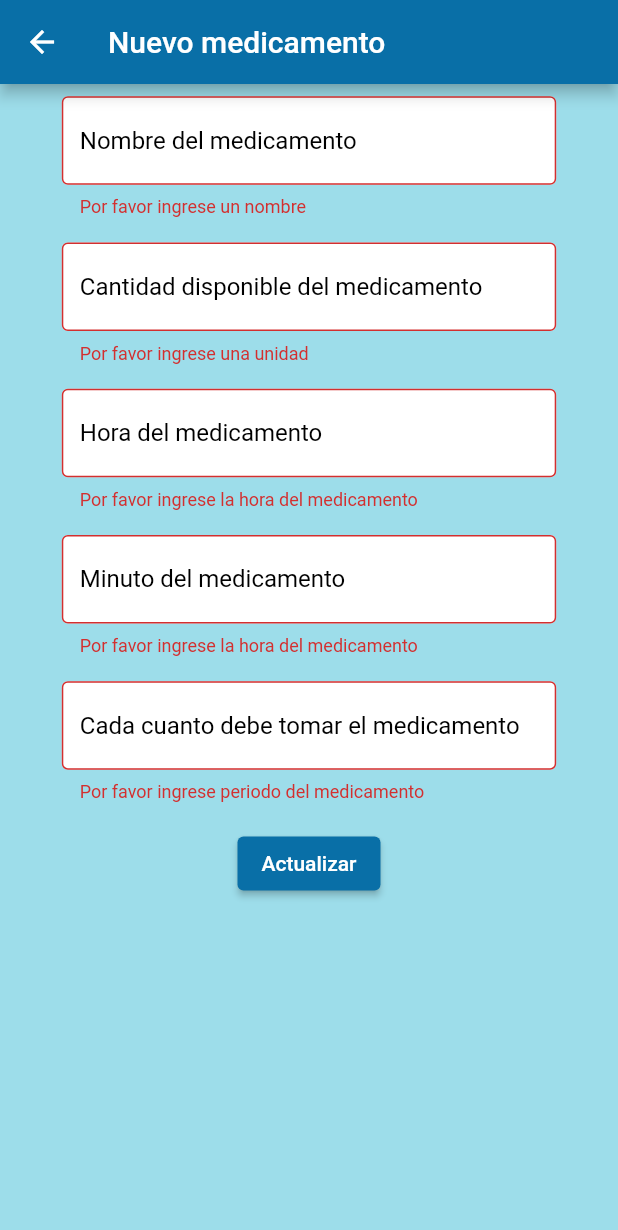
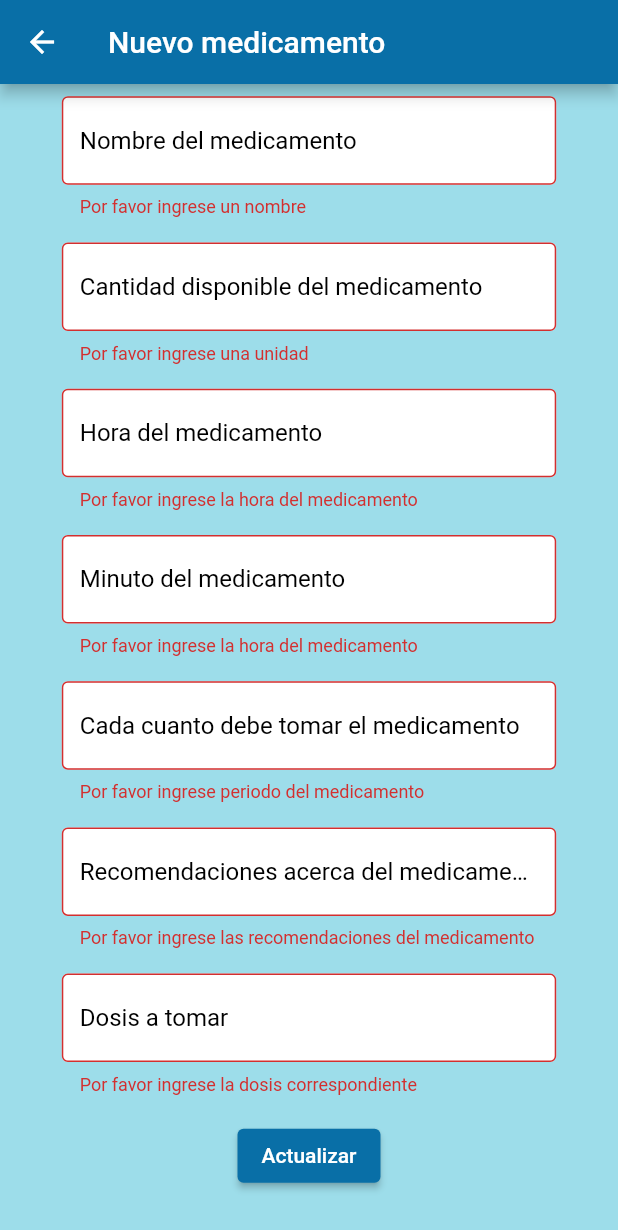
Before and after one commit to Dlondono/mediminder, a Flutter app: the SettingsForm screen opened directly with empty values, scrolled down 56 dp, after a tap on "Actualizar", on a phone screen of 412 x 824 dp. Shown: the top 1230 px of the screen. Run offline on Flutter 3.47's test engine with Material 2 defaults, Android fonts, the phone set to English and light mode, and no system bars; our stand-ins replace cloud_firestore, firebase_auth, firebase_core, flutter_local_notifications, flutter_native_timezone, sizer and 1 more; missing offline and left inert: slide_digital_clock; accounts and stored records are empty.

```diff
--- a/lib/models/medicamento.dart
+++ b/lib/models/medicamento.dart
@@ -5,7 +5,10 @@ class Medicamento{
   final int hora;
   final int minuto;
   final int periodo;
+  final String recomendacion;
+  final int dosis;
 
-  Medicamento({this.medicamentoNombre,this.idPaciente,this.cantidad,this.hora,this.minuto,this.periodo});
+
+  Medicamento({this.medicamentoNombre,this.idPaciente,this.cantidad,this.hora,this.minuto,this.periodo, this.recomendacion, this.dosis});
 
 }
--- a/lib/screens/home/settings_form.dart
+++ b/lib/screens/home/settings_form.dart
@@ -27,6 +27,8 @@ class _SettingsFormState extends State<SettingsForm> {
   String _currentHora;
   String _currentCantidad;
   String _currentMinuto;
+  String _currentRecomendacion;
+  String _currentDosis;
 
   @override
   Widget build(BuildContext context) {
@@ -104,6 +106,24 @@ class _SettingsFormState extends State<SettingsForm> {
                                 onChanged: (val) => setState(() => _currentPeriodo = val),
                               ),
                               SizedBox(height: 2.0.h),
+                              TextFormField(
+                                decoration: textInputDecoraton.copyWith(hintText: "Recomendaciones acerca del medicamento"),
+                                validator: (val) =>
+                                val.isEmpty
+                                    ? "Por favor ingrese las recomendaciones del medicamento"
+                                    : null,
+                                onChanged: (val) => setState(() => _currentRecomendacion = val),
+                              ),
+                              SizedBox(height: 2.0.h),
+                              TextFormField(
+                                decoration: textInputDecoraton.copyWith(hintText: "Dosis a tomar"),
+                                validator: (val) =>
+                                val.isEmpty
+                                    ? "Por favor ingrese la dosis correspondiente"
+                                    : null,
+                                onChanged: (val) => setState(() => _currentDosis = val),
+                              ),
+                              SizedBox(height: 2.0.h),
                               ElevatedButton(
                                   style: ButtonStyle(
                                     backgroundColor: MaterialStateProperty.all(Color.fromRGBO(9, 111, 167, 50)),
@@ -116,7 +136,7 @@ class _SettingsFormState extends State<SettingsForm> {
                                   onPressed: () async {
                                     if(_formKey.currentState.validate()){
                                       await DatabaseService()
-                                          .addMedicine(_currentName,_paciente.idPaciente,_currentCantidad,_currentHora,_currentMinuto,_currentPeriodo);
+                                          .addMedicine(_currentName,_paciente.idPaciente,_currentCantidad,_currentHora,_currentMinuto,_currentPeriodo, _currentRecomendacion, _currentDosis);
                                       Navigator.pop(context);
                                     }
                                   }
--- a/lib/services/database.dart
+++ b/lib/services/database.dart
@@ -20,7 +20,7 @@ class DatabaseService{
     });
   }
 
-  Future addMedicine(String medicina,String id, String cantidad, String hora,  String minuto, String periodo) async{
+  Future addMedicine(String medicina,String id, String cantidad, String hora,  String minuto, String periodo, String recomendacion, String dosis) async{
     return await coleccionMedicamentos.add({
       "medicamentoNombre": medicina,
       "idPaciente": id,
@@ -28,6 +28,8 @@ class DatabaseService{
       "hora": int.parse(hora),
       "minuto":int.parse(minuto),
       "periodo": int.parse(periodo),
+      "recomendacion": recomendacion,
+      "dosis": int.parse(dosis),
     });
   }
 
@@ -52,6 +54,8 @@ class DatabaseService{
         hora: doc.data()['hora'] ?? "",
         minuto: doc.data()['minuto'] ?? "",
         periodo: doc.data()['periodo'] ?? "",
+        recomendacion: doc.data()['recomendacion'] ?? "",
+        dosis: doc.data()['dosis'] ?? "",
       );
     }).toList();
   }
@@ -93,6 +97,8 @@ class DatabaseService{
         hora: snapshot.data()['hora'],
         minuto: snapshot.data()['minuto'],
         periodo: snapshot.data()['periodo'],
+        recomendacion: snapshot.data()['recomendacion'],
+        dosis: snapshot.data()['dosis'],
     );
   }
 
```
Also changed, not shown: lib/screens/home/disenoMedicamento.dart (+17 -3 lines), lib/services/local_noti.dart (+6 -7 lines).
